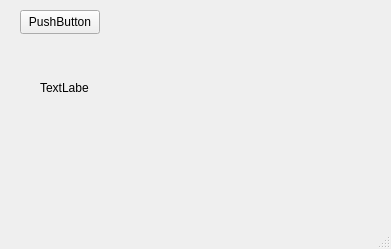
The window that QT_Creator_CPP/Aula_QT_06/mainwindow.ui (maledicente/cursos) describes before a commit, drawn with Qt 5.
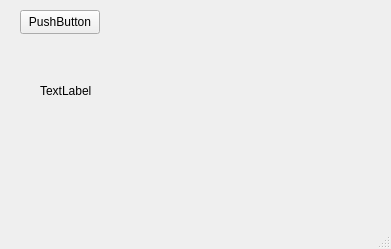
The same window after the commit.

The edit to the form file:
```diff
--- a/QT_Creator_CPP/Aula_QT_06/mainwindow.ui
+++ b/QT_Creator_CPP/Aula_QT_06/mainwindow.ui
@@ -32,8 +32,8 @@
      <rect>
       <x>40</x>
       <y>80</y>
-      <width>49</width>
-      <height>16</height>
+      <width>61</width>
+      <height>21</height>
      </rect>
     </property>
     <property name="text">
```
